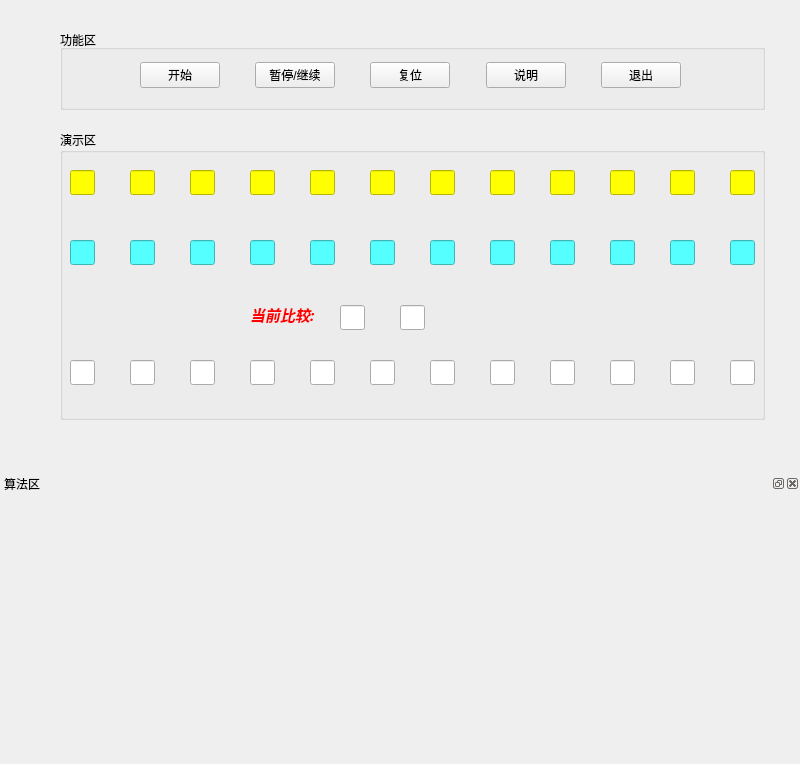
Qt form sequniview.ui (Billxkk/-) before a commit.
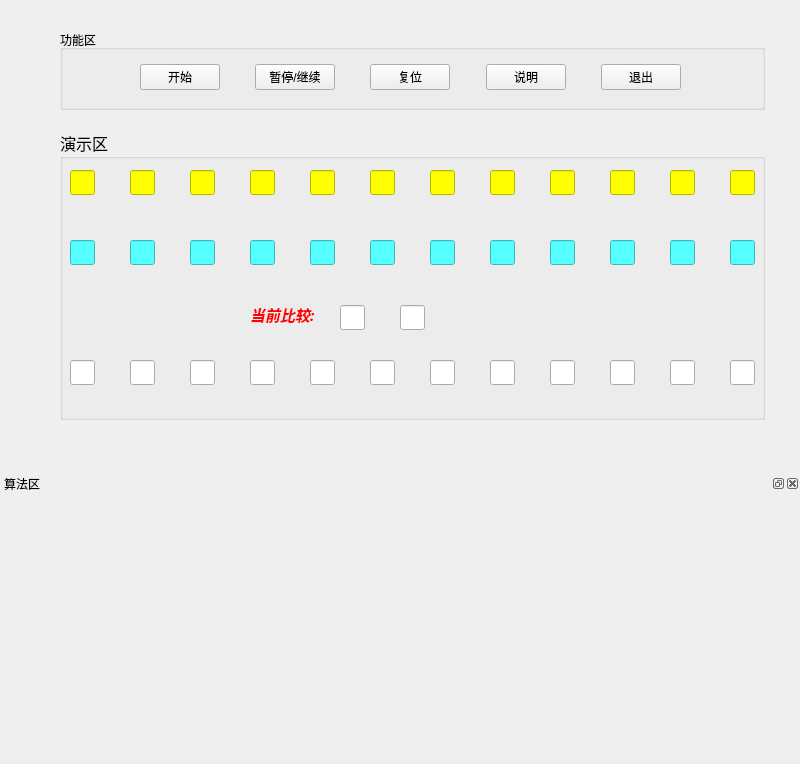
The same form after that commit.

The edit to the form file:
```diff
--- a/sequniview.ui
+++ b/sequniview.ui
@@ -13,6 +13,9 @@
   <property name="windowTitle">
    <string>MainWindow</string>
   </property>
+  <property name="styleSheet">
+   <string notr="true">font: 10pt &quot;微软雅黑&quot;;</string>
+  </property>
   <widget class="QWidget" name="centralwidget">
    <widget class="QGroupBox" name="groupBox">
     <property name="geometry">
@@ -37,8 +40,8 @@
     </property>
     <property name="font">
      <font>
-      <family>Agency FB</family>
-      <pointsize>9</pointsize>
+      <family>微软雅黑</family>
+      <pointsize>12</pointsize>
       <weight>50</weight>
       <italic>false</italic>
       <bold>false</bold>
@@ -1193,6 +1196,9 @@
       <height>80</height>
      </rect>
     </property>
+    <property name="styleSheet">
+     <string notr="true">font: 14pt &quot;微软雅黑&quot;;</string>
+    </property>
     <property name="title">
      <string>功能区</string>
     </property>
@@ -1202,7 +1208,7 @@
        <x>80</x>
        <y>30</y>
        <width>541</width>
-       <height>30</height>
+       <height>35</height>
       </rect>
      </property>
      <layout class="QHBoxLayout" name="horizontalLayout">
```
Left out of the diff: 90 changed lines with no effect on the pictures.
